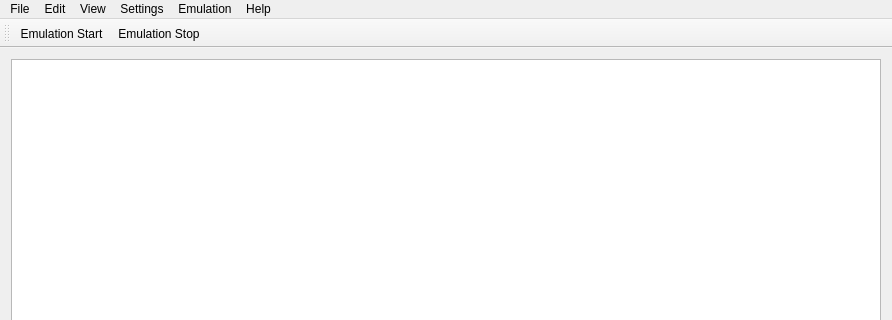
Above: gui/mainwindow.ui from literalmente-game/CxBx-Reloaded-QT-GUI before the change; both pictures show x 0 to 892 and y 0 to 320 of the 892 by 586 pixel window. Below: the same form after it.
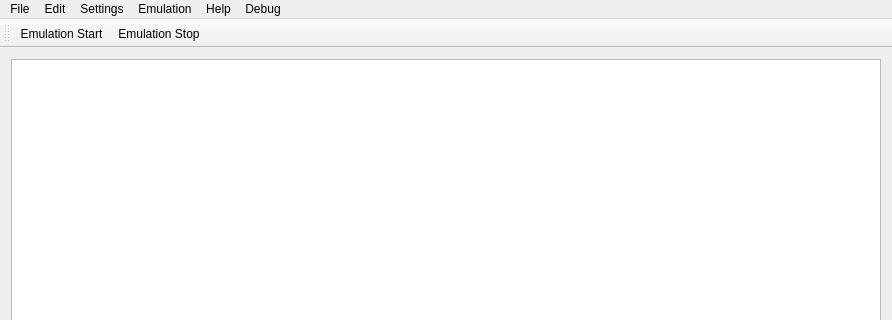
That is the form after the change. Icons and pictures are not drawn.

Commit message: [WIP] Added video, audio tab menu, interface funcionalities. Commit

Diff of the .ui file:
```diff
--- a/gui/mainwindow.ui
+++ b/gui/mainwindow.ui
@@ -82,11 +82,6 @@
      <string>Edit</string>
     </property>
    </widget>
-   <widget class="QMenu" name="menuView">
-    <property name="title">
-     <string>View</string>
-    </property>
-   </widget>
    <widget class="QMenu" name="menuSettings">
     <property name="title">
      <string>Settings</string>
@@ -110,12 +105,19 @@
     <addaction name="separator"/>
     <addaction name="actionAbout"/>
    </widget>
+   <widget class="QMenu" name="menuDebug">
+    <property name="title">
+     <string>Debug</string>
+    </property>
+    <addaction name="actionOutput_GUI"/>
+    <addaction name="actionOutput_Kernel"/>
+   </widget>
    <addaction name="menuFile"/>
    <addaction name="menuEdit"/>
-   <addaction name="menuView"/>
    <addaction name="menuSettings"/>
    <addaction name="menuEmulation"/>
    <addaction name="menuHelp"/>
+   <addaction name="menuDebug"/>
   </widget>
   <widget class="QToolBar" name="mainToolBar">
    <property name="iconSize">
```
Left out of the diff: 17 changed lines with no effect on the pictures. The commit also changes 10 other files.
